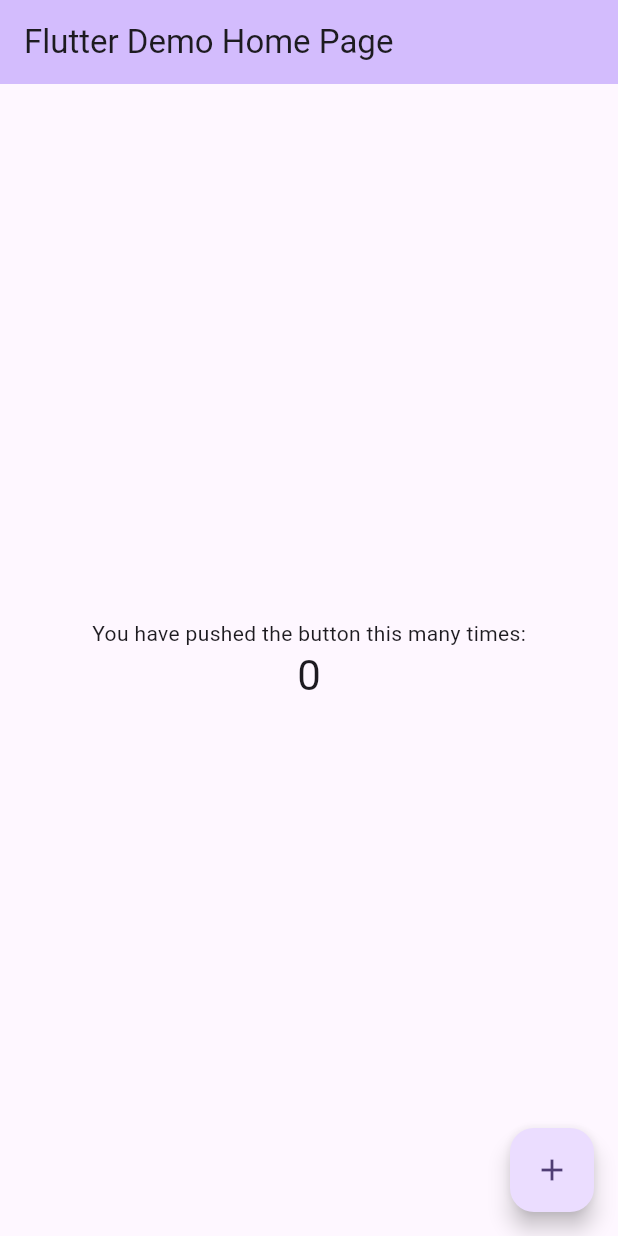
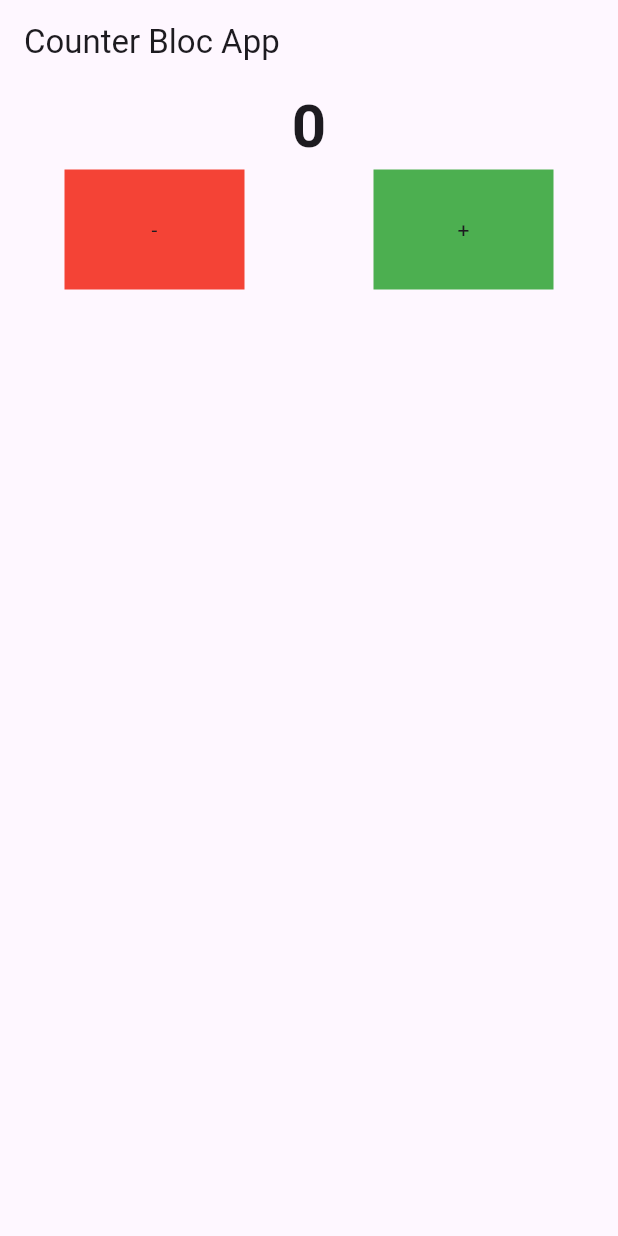
Before and after one commit to KaushalGautam080/counter_bloc, a Flutter app: the screen it shows after launch, on a phone screen of 412 x 824 dp. Run offline on Flutter 3.47's test engine with Material 3 defaults, Android fonts, the phone set to English and light mode, and no system bars; our stand-ins replace flutter_bloc.

Commit message:
counter app using bloc

```diff
--- /dev/null
+++ b/lib/bloc/counter_bloc.dart
@@ -0,0 +1,14 @@
+import 'package:counter_bloc_app/bloc/counter_event.dart';
+import 'package:counter_bloc_app/bloc/counter_state.dart';
+import 'package:flutter_bloc/flutter_bloc.dart';
+
+class CounterBloc extends Bloc<CounterEvents, CounterState> {
+  CounterBloc() : super(InitialState()) {
+    on<NumberIncreaseEvent>((event, emit) {
+      emit(CounterState(counter: state.counter + 1));
+    });
+    on<NumberDecreaseEvent>((event, emit) {
+      emit(CounterState(counter: state.counter - 1));
+    });
+  }
+}
--- /dev/null
+++ b/lib/bloc/counter_event.dart
@@ -0,0 +1,5 @@
+class CounterEvents {}
+
+class NumberIncreaseEvent extends CounterEvents {}
+
+class NumberDecreaseEvent extends CounterEvents {}
--- /dev/null
+++ b/lib/bloc/counter_state.dart
@@ -0,0 +1,14 @@
+ class CounterState{
+  int counter;
+  CounterState({required this.counter});
+}
+
+
+class InitialState extends CounterState{
+  InitialState():super(counter: 0);
+}
+// class UpdatedState extends CounterState{
+//   final int counter;
+
+//   UpdatedState(this.counter);
+// }
--- /dev/null
+++ b/lib/home_page.dart
@@ -0,0 +1,84 @@
+import 'package:counter_bloc_app/bloc/counter_bloc.dart';
+import 'package:counter_bloc_app/bloc/counter_event.dart';
+import 'package:counter_bloc_app/bloc/counter_state.dart';
+import 'package:flutter/material.dart';
+import 'package:flutter_bloc/flutter_bloc.dart';
+
+class HomePage extends StatefulWidget {
+  const HomePage({super.key});
+
+  @override
+  State<HomePage> createState() => _HomePageState();
+}
+
+class _HomePageState extends State<HomePage> {
+  @override
+  Widget build(BuildContext context) {
+    return Scaffold(
+      appBar: AppBar(
+        title: const Text("Counter Bloc App"),
+      ),
+      body: BlocBuilder<CounterBloc, CounterState>(
+        builder: (context, state) {
+
+          return Column(
+
+            children: [
+              Text(
+                state.counter.toString(),
+                style: const TextStyle(
+                  fontSize: 40,
+                  fontWeight: FontWeight.bold,
+                ),
+              ),
+              Row(
+                mainAxisAlignment: MainAxisAlignment.spaceAround,
+                children: [
+                  Button(
+                      sign: "-",
+                      onTap: () {
+                        BlocProvider.of<CounterBloc>(context)
+                            .add(NumberDecreaseEvent());
+                      },
+                      color: Colors.red),
+                  Button(
+                      sign: "+",
+                      onTap: () {
+                        BlocProvider.of<CounterBloc>(context)
+                            .add(NumberIncreaseEvent());
+                      },
+                      color: Colors.green),
+                ],
+              )
+            ],
+          );
+        },
+      ),
+    );
+  }
+}
+
+class Button extends StatelessWidget {
+  final String sign;
+  final VoidCallback onTap;
+  final Color color;
+  const Button({
+    super.key,
+    required this.sign,
+    required this.onTap,
+    required this.color,
+  });
+
+  @override
+  Widget build(BuildContext context) {
+    return InkWell(
+      onTap: onTap,
+      child: Container(
+        color: color,
+        height: 80,
+        width: 120,
+        child: Center(child: Text(sign)),
+      ),
+    );
+  }
+}
--- a/lib/main.dart
+++ b/lib/main.dart
@@ -1,4 +1,7 @@
+import 'package:counter_bloc_app/bloc/counter_bloc.dart';
+import 'package:counter_bloc_app/home_page.dart';
 import 'package:flutter/material.dart';
+import 'package:flutter_bloc/flutter_bloc.dart';
 
 void main() {
   runApp(const MyApp());
@@ -10,116 +13,13 @@ class MyApp extends StatelessWidget {
   // This widget is the root of your application.
   @override
   Widget build(BuildContext context) {
-    return MaterialApp(
-      title: 'Flutter Demo',
-      theme: ThemeData(
-        // This is the theme of your application.
-        //
-        // TRY THIS: Try running your application with "flutter run". You'll see
-        // the application has a purple toolbar. Then, without quitting the app,
-        // try changing the seedColor in the colorScheme below to Colors.green
-        // and then invoke "hot reload" (save your changes or press the "hot
-        // reload" button in a Flutter-supported IDE, or press "r" if you used
-        // the command line to start the app).
-        //
-        // Notice that the counter didn't reset back to zero; the application
-        // state is not lost during the reload. To reset the state, use hot
-        // restart instead.
-        //
-        // This works for code too, not just values: Most code changes can be
-        // tested with just a hot reload.
-        colorScheme: ColorScheme.fromSeed(seedColor: Colors.deepPurple),
-        useMaterial3: true,
+    return BlocProvider<CounterBloc>(
+      create: (context) => CounterBloc(),
+      child: const MaterialApp(
+        debugShowCheckedModeBanner: false,
+        title: 'Flutter Demo',
+        home: HomePage(),
       ),
-      home: const MyHomePage(title: 'Flutter Demo Home Page'),
     );
   }
 }
-
-class MyHomePage extends StatefulWidget {
-  const MyHomePage({super.key, required this.title});
-
-  // This widget is the home page of your application. It is stateful, meaning
-  // that it has a State object (defined below) that contains fields that affect
-  // how it looks.
-
-  // This class is the configuration for the state. It holds the values (in this
-  // case the title) provided by the parent (in this case the App widget) and
-  // used by the build method of the State. Fields in a Widget subclass are
-  // always marked "final".
-
-  final String title;
-
-  @override
-  State<MyHomePage> createState() => _MyHomePageState();
-}
-
-class _MyHomePageState extends State<MyHomePage> {
-  int _counter = 0;
-
-  void _incrementCounter() {
-    setState(() {
-      // This call to setState tells the Flutter framework that something has
-      // changed in this State, which causes it to rerun the build method below
-      // so that the display can reflect the updated values. If we changed
-      // _counter without calling setState(), then the build method would not be
-      // called again, and so nothing would appear to happen.
-      _counter++;
-    });
-  }
-
-  @override
-  Widget build(BuildContext context) {
-    // This method is rerun every time setState is called, for instance as done
-    // by the _incrementCounter method above.
-    //
-    // The Flutter framework has been optimized to make rerunning build methods
-    // fast, so that you can just rebuild anything that needs updating rather
-    // than having to individually change instances of widgets.
-    return Scaffold(
-      appBar: AppBar(
-        // TRY THIS: Try changing the color here to a specific color (to
-        // Colors.amber, perhaps?) and trigger a hot reload to see the AppBar
-        // change color while the other colors stay the same.
-        backgroundColor: Theme.of(context).colorScheme.inversePrimary,
-        // Here we take the value from the MyHomePage object that was created by
-        // the App.build method, and use it to set our appbar title.
-        title: Text(widget.title),
-      ),
-      body: Center(
-        // Center is a layout widget. It takes a single child and positions it
-        // in the middle of the parent.
-        child: Column(
-          // Column is also a layout widget. It takes a list of children and
-          // arranges them vertically. By default, it sizes itself to fit its
-          // children horizontally, and tries to be as tall as its parent.
-          //
-          // Column has various properties to control how it sizes itself and
-          // how it positions its children. Here we use mainAxisAlignment to
-          // center the children vertically; the main axis here is the vertical
-          // axis because Columns are vertical (the cross axis would be
-          // horizontal).
-          //
-          // TRY THIS: Invoke "debug painting" (choose the "Toggle Debug Paint"
-          // action in the IDE, or press "p" in the console), to see the
-          // wireframe for each widget.
-          mainAxisAlignment: MainAxisAlignment.center,
-          children: <Widget>[
-            const Text(
-              'You have pushed the button this many times:',
-            ),
-            Text(
-              '$_counter',
-              style: Theme.of(context).textTheme.headlineMedium,
-            ),
-          ],
-        ),
-      ),
-      floatingActionButton: FloatingActionButton(
-        onPressed: _incrementCounter,
-        tooltip: 'Increment',
-        child: const Icon(Icons.add),
-      ), // This trailing comma makes auto-formatting nicer for build methods.
-    );
-  }
-}
--- a/pubspec.yaml
+++ b/pubspec.yaml
@@ -35,6 +35,7 @@ dependencies:
   # The following adds the Cupertino Icons font to your application.
   # Use with the CupertinoIcons class for iOS style icons.
   cupertino_icons: ^1.0.2
+  flutter_bloc: ^8.1.3
 
 dev_dependencies:
   flutter_test:
```
Also changed, not shown: pubspec.lock.
